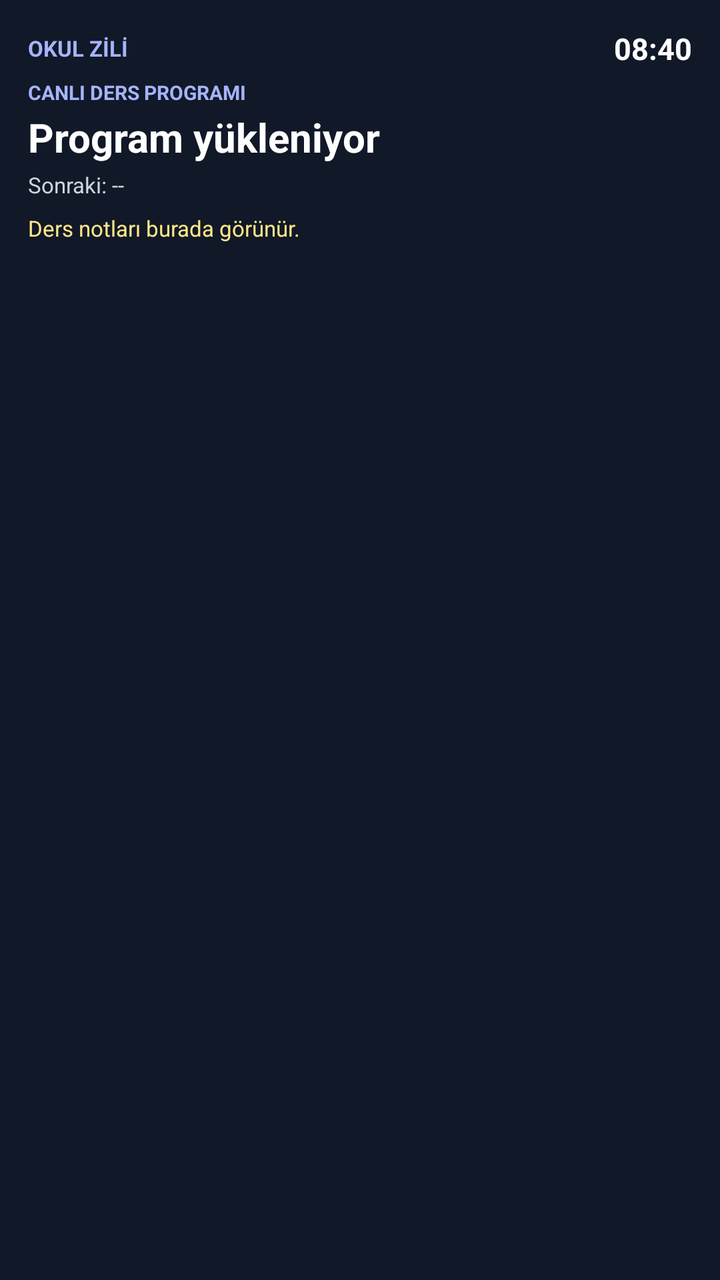
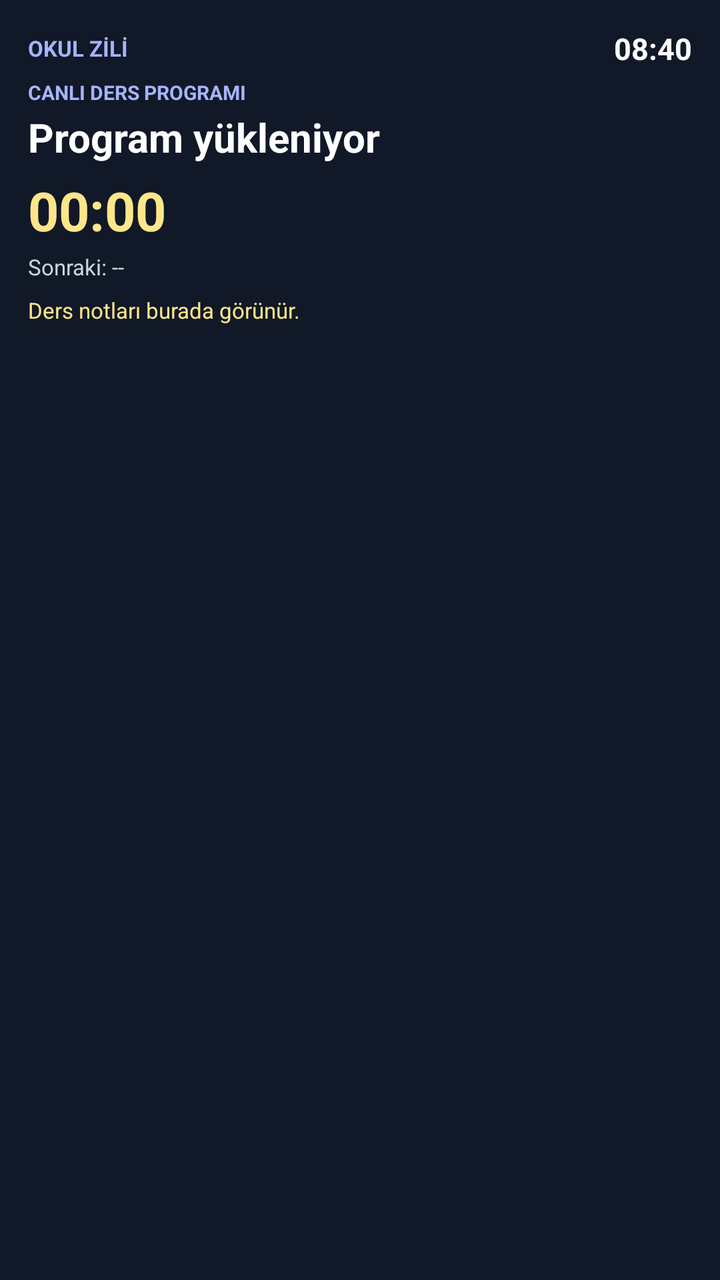

The first picture is an Android layout as it rendered before a commit; the second is the same layout after the commit. The layout source and the unified diff follow.
<!-- AndroidManifest.xml: application theme android:Theme.Material.Light.NoActionBar -->
<!-- res/layout/school_bell_widget.xml -->
<?xml version="1.0" encoding="utf-8"?>
<LinearLayout xmlns:android="http://schemas.android.com/apk/res/android"
    android:id="@+id/widget_root"
    android:layout_width="match_parent"
    android:layout_height="match_parent"
    android:orientation="vertical"
    android:padding="14dp"
    android:background="#111827">
    <LinearLayout android:layout_width="match_parent" android:layout_height="wrap_content"
        android:gravity="center_vertical" android:orientation="horizontal">
        <TextView android:id="@+id/widget_day" android:layout_width="0dp"
            android:layout_height="wrap_content" android:layout_weight="1"
            android:text="OKUL ZİLİ" android:textColor="#A5B4FC"
            android:textSize="11sp" android:textStyle="bold" />
        <TextView android:id="@+id/widget_clock" android:layout_width="wrap_content"
            android:layout_height="wrap_content" android:text="08:40"
            android:textColor="#FFFFFF" android:textSize="15sp" android:textStyle="bold" />
    </LinearLayout>
    <TextView android:id="@+id/widget_status" android:layout_width="match_parent"
        android:layout_height="wrap_content" android:layout_marginTop="5dp"
        android:text="CANLI DERS PROGRAMI" android:textColor="#A5B4FC"
        android:textSize="10sp" android:textStyle="bold" />
    <TextView android:id="@+id/widget_lesson" android:layout_width="match_parent"
        android:layout_height="wrap_content" android:layout_marginTop="2dp"
        android:text="Program yükleniyor" android:textColor="#FFFFFF"
        android:textStyle="bold" android:textSize="20sp" android:maxLines="1" />
    <TextView android:id="@+id/widget_next" android:layout_width="match_parent"
        android:layout_height="wrap_content" android:layout_marginTop="3dp"
        android:text="Sonraki: --" android:textColor="#CBD5E1"
        android:textSize="11sp" android:maxLines="1" />
    <TextView android:id="@+id/widget_note" android:layout_width="match_parent"
        android:layout_height="wrap_content" android:layout_marginTop="7dp"
        android:text="Ders notları burada görünür." android:textColor="#FDE68A"
        android:textSize="11sp" android:maxLines="2" android:ellipsize="end" />
</LinearLayout>
<!-- resources referenced by this layout -->
<resources>

</resources>

<!-- the commit's change to res/layout/school_bell_widget.xml (unified diff, before → after) -->
@@ -24,6 +24,10 @@
         android:layout_height="wrap_content" android:layout_marginTop="2dp"
         android:text="Program yükleniyor" android:textColor="#FFFFFF"
         android:textStyle="bold" android:textSize="20sp" android:maxLines="1" />
+    <Chronometer android:id="@+id/widget_countdown" android:layout_width="match_parent"
+        android:layout_height="wrap_content" android:layout_marginTop="5dp"
+        android:countDown="true" android:text="--:--" android:textColor="#FDE68A"
+        android:textSize="27sp" android:textStyle="bold" />
     <TextView android:id="@+id/widget_next" android:layout_width="match_parent"
         android:layout_height="wrap_content" android:layout_marginTop="3dp"
         android:text="Sonraki: --" android:textColor="#CBD5E1"
